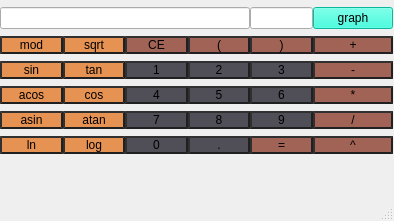
This is src/calc/mainwindow.ui in qqxasd/smart_calculator as Qt 5 draws it before an edit. The edited form follows.
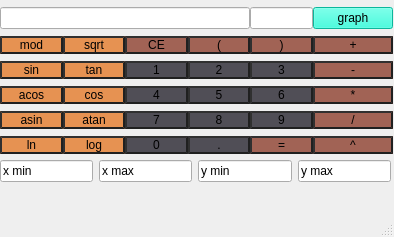
This is the edited form.

Patch:
```diff
--- a/src/calc/mainwindow.ui
+++ b/src/calc/mainwindow.ui
@@ -7,7 +7,7 @@
     <x>0</x>
     <y>0</y>
     <width>394</width>
-    <height>221</height>
+    <height>237</height>
    </rect>
   </property>
   <property name="windowTitle">
@@ -454,6 +454,46 @@
      </item>
     </layout>
    </widget>
+   <widget class="QWidget" name="horizontalLayoutWidget">
+    <property name="geometry">
+     <rect>
+      <x>0</x>
+      <y>160</y>
+      <width>391</width>
+      <height>23</height>
+     </rect>
+    </property>
+    <layout class="QHBoxLayout" name="horizontalLayout">
+     <item>
+      <widget class="QLineEdit" name="lineEdit_4">
+       <property name="text">
+        <string>x min</string>
+       </property>
+      </widget>
+     </item>
+     <item>
+      <widget class="QLineEdit" name="lineEdit_3">
+       <property name="text">
+        <string>x max</string>
+       </property>
+      </widget>
+     </item>
+     <item>
+      <widget class="QLineEdit" name="lineEdit_2">
+       <property name="text">
+        <string>y min</string>
+       </property>
+      </widget>
+     </item>
+     <item>
+      <widget class="QLineEdit" name="lineEdit">
+       <property name="text">
+        <string>y max </string>
+       </property>
+      </widget>
+     </item>
+    </layout>
+   </widget>
   </widget>
   <widget class="QMenuBar" name="menubar">
    <property name="geometry">
```
